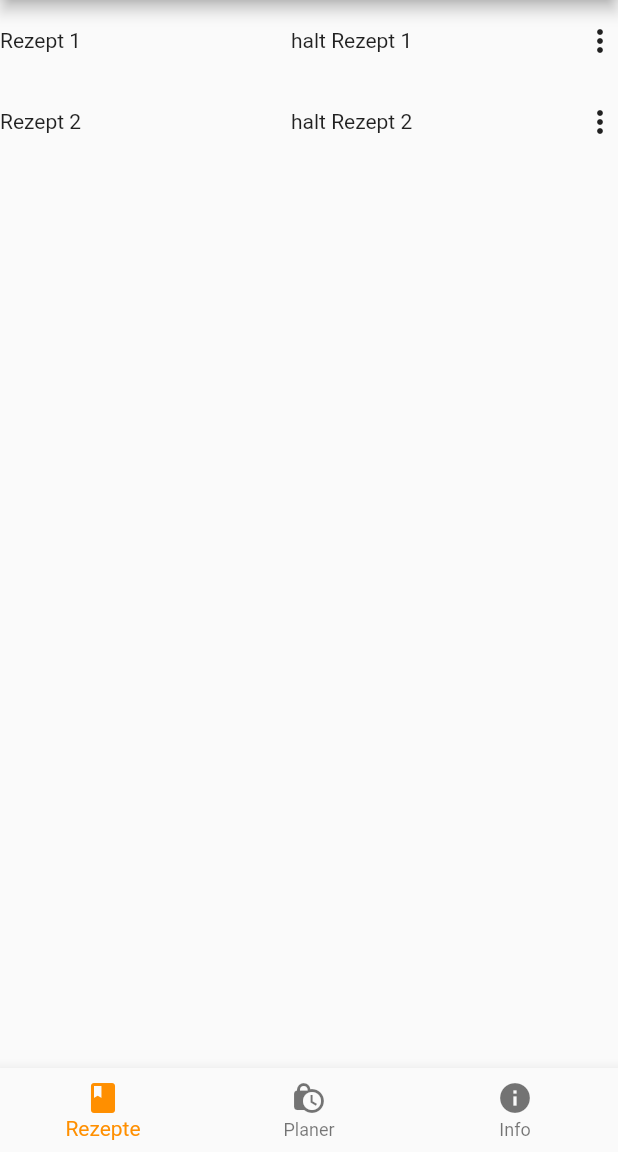
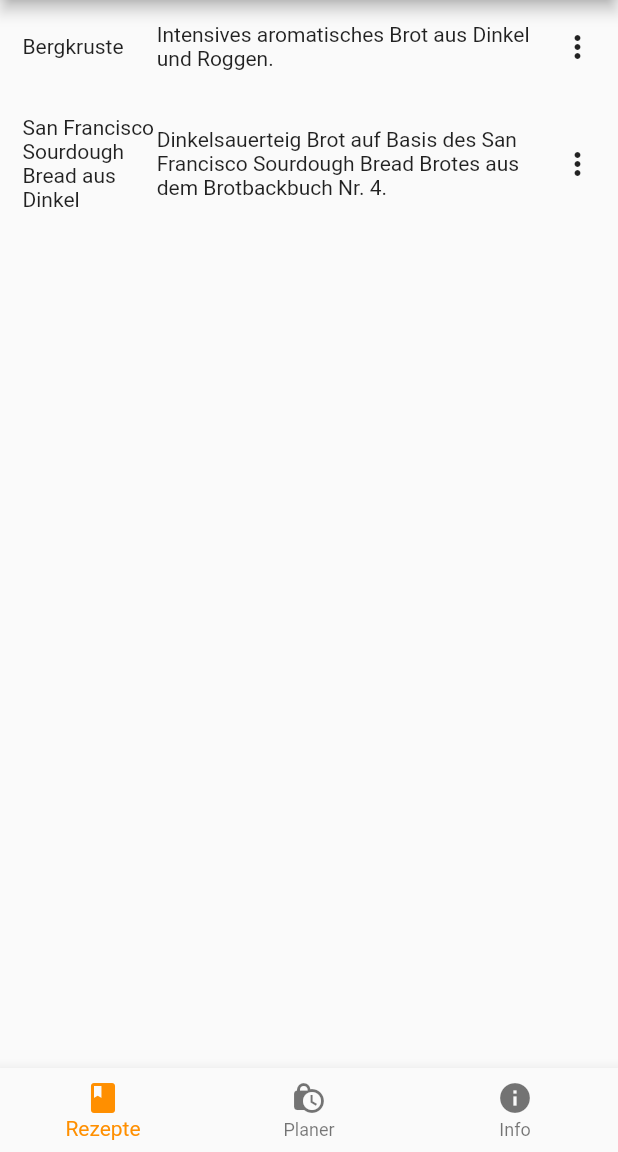
Before and after one commit to joel113/flutter-back-o-mat, a Flutter app: the screen it shows after launch, on a phone screen of 412 x 824 dp, the part 84-1236 px from its top. Run offline on Flutter 3.47's test engine with Material 2 defaults, Android fonts, the phone set to English and light mode, and no system bars.

```diff
--- a/lib/navigation.dart
+++ b/lib/navigation.dart
@@ -1,6 +1,6 @@
 import 'package:flutter/material.dart';
 import 'package:flutter_back_o_mat/planner/planner.dart';
-import 'package:flutter_back_o_mat/recipes/receipes.dart';
+import 'package:flutter_back_o_mat/recipes/recipes.dart';
 
 class BackomatNavigation extends StatefulWidget {
   const BackomatNavigation({super.key});
--- a/lib/recipes/item.dart
+++ b/lib/recipes/item.dart
@@ -12,11 +12,11 @@ class Item extends StatelessWidget {
   @override
   Widget build(BuildContext context) {
     return Padding(
-      padding: const EdgeInsets.symmetric(vertical: 15.0),
+      padding: const EdgeInsets.all(15.0),
       child: Row(
         children: <Widget>[
-          Expanded(flex: 2, child: Text(name)),
-          Expanded(flex: 2, child: Text(description!)),
+          Expanded(flex: 1, child: Text(name)),
+          Expanded(flex: 3, child: Text(description!)),
           const Icon(Icons.more_vert),
         ],
       ),
--- a/lib/recipes/receipes.dart
+++ /dev/null
@@ -1,30 +0,0 @@
-import 'package:flutter/material.dart';
-import 'item.dart';
-
-class BackomatReceipes extends StatefulWidget {
-  const BackomatReceipes({Key? key}) : super(key: key);
-
-  @override
-  State<BackomatReceipes> createState() => _BackomatReceipesState();
-}
-
-class _BackomatReceipesState extends State<BackomatReceipes> {
-  final _receipesList = <Item>[
-    Item(
-      name: 'Rezept 1',
-      description: 'halt Rezept 1',
-    ),
-    Item(
-      name: 'Rezept 2',
-      description: 'halt Rezept 2',
-    )
-  ];
-
-  void _addItem() {}
-
-  @override
-  Widget build(BuildContext context) {
-    return Scaffold(body: ListView(children: _receipesList.toList()));
-  }
-
-}
--- /dev/null
+++ b/lib/recipes/recipes.dart
@@ -0,0 +1,50 @@
+import 'package:flutter/material.dart';
+import 'package:path_provider/path_provider.dart';
+import 'dart:async';
+import 'dart:io';
+import 'item.dart';
+
+class BackomatReceipes extends StatefulWidget {
+  const BackomatReceipes({Key? key}) : super(key: key);
+
+  @override
+  State<BackomatReceipes> createState() => _BackomatReceipesState();
+}
+
+class _BackomatReceipesState extends State<BackomatReceipes> {
+  final _receipesList = <Item>[
+    Item(
+      name: 'Bergkruste',
+      description: 'Intensives aromatisches Brot aus Dinkel und Roggen.',
+    ),
+    Item(
+      name: 'San Francisco Sourdough Bread aus Dinkel',
+      description: 'Dinkelsauerteig Brot auf Basis des San Francisco Sourdough Bread Brotes aus dem Brotbackbuch Nr. 4.',
+    )
+  ];
+
+  void _addItem() {}
+
+  @override
+  Widget build(BuildContext context) {
+    final applicationDocumentFiles = _applicationDocmentFiles;
+    return Scaffold(body: ListView(children: _receipesList.toList()));
+  }
+
+  Future<String> get _applicationDocumentsPath async {
+    final directory = await getApplicationDocumentsDirectory();
+    return directory.path;
+  }
+
+  Future<List<FileSystemEntity>> get _applicationDocmentFiles async {
+    final path = await _applicationDocumentsPath;
+    final dir = Directory('$path/recipes');
+    final future = dir.exists().then((value) {
+      if(!value) {
+        dir.create();
+      }
+    });
+    final list = await future.whenComplete(() => dir.list().toList());
+    return list;
+  }
+}
--- a/pubspec.yaml
+++ b/pubspec.yaml
@@ -19,6 +19,7 @@ environment:
 dependencies:
   flutter:
     sdk: flutter
+  path_provider: ^2.0.11
   cupertino_icons: ^1.0.2
   intl: ^0.17.0
 
--- /dev/null
+++ b/recipes/bergkruste.json
@@ -0,0 +1,4 @@
+{
+  "name": "Bergkruste",
+  "description": "Intensives aromatisches Brot aus Dinkel und Roggen."
+}
--- /dev/null
+++ b/recipes/sourdoughdinkel.json
@@ -0,0 +1,4 @@
+{
+  "name": "San Francisco Sourdough Bread aus Dinkel",
+  "description": "Dinkelsauerteig Brot auf Basis des San Francisco Sourdough Bread Brotes aus dem Brotbackbuch Nr. 4."
+}
```
Also changed, not shown: lib/recipe/recipe.dart (renamed from lib/receipe/recipe.dart), pubspec.lock.
